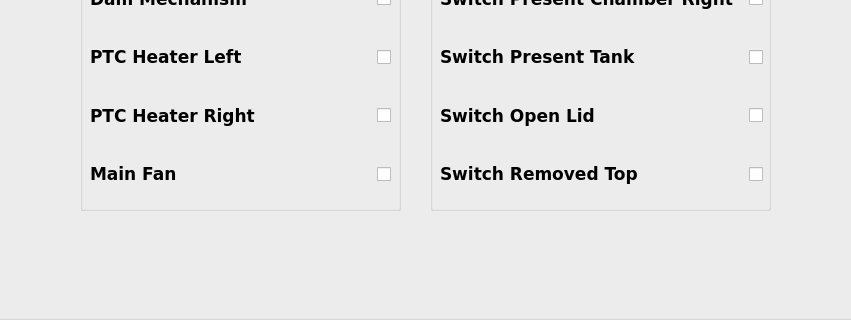
The window that Screens/VcDvtTestTools_automatic_mode.ui (aenapple/VcDvtTestTools) describes before a commit, drawn with Qt 5; both pictures show x 280 to 1131 and y 400 to 720 of the 1280 by 720 pixel window.
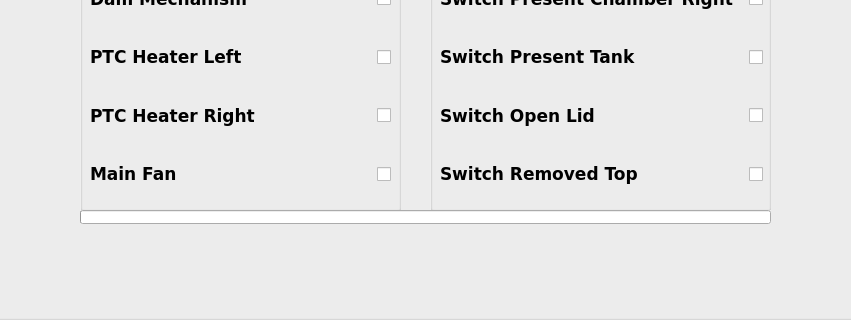
The same window after the commit.

```diff
--- a/Screens/VcDvtTestTools_automatic_mode.ui
+++ b/Screens/VcDvtTestTools_automatic_mode.ui
@@ -1263,6 +1263,43 @@
      </item>
     </layout>
    </widget>
+   <widget class="QProgressBar" name="progressBar_start">
+    <property name="geometry">
+     <rect>
+      <x>360</x>
+      <y>610</y>
+      <width>691</width>
+      <height>14</height>
+     </rect>
+    </property>
+    <property name="sizePolicy">
+     <sizepolicy hsizetype="Expanding" vsizetype="Fixed">
+      <horstretch>0</horstretch>
+      <verstretch>0</verstretch>
+     </sizepolicy>
+    </property>
+    <property name="font">
+     <font>
+      <pointsize>9</pointsize>
+      <kerning>true</kerning>
+     </font>
+    </property>
+    <property name="autoFillBackground">
+     <bool>true</bool>
+    </property>
+    <property name="styleSheet">
+     <string notr="true"/>
+    </property>
+    <property name="inputMethodHints">
+     <set>Qt::ImhNone</set>
+    </property>
+    <property name="value">
+     <number>0</number>
+    </property>
+    <property name="textVisible">
+     <bool>false</bool>
+    </property>
+   </widget>
   </widget>
  </widget>
  <resources/>
```
